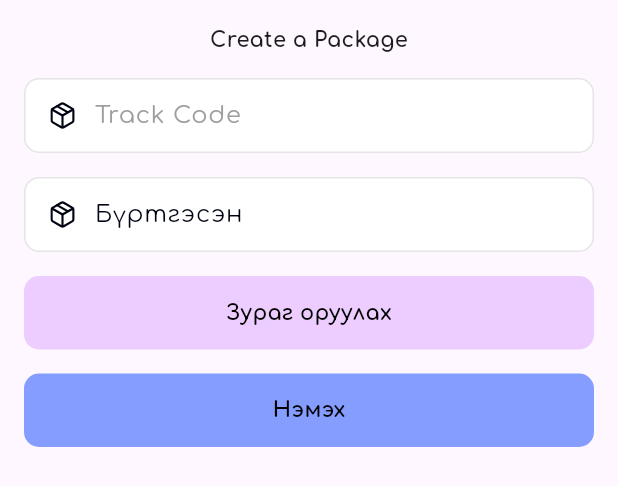
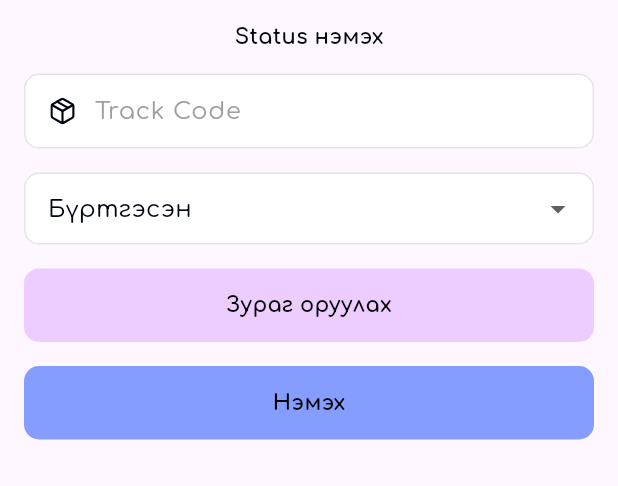
Before and after one commit to Margadbt/csm, a Flutter app: the AddStatusBottomSheet widget shown alone on an empty page, opened directly with empty values, on a phone screen of 412 x 824 dp. Shown: the top 486 px of the screen. Run offline on Flutter 3.47's test engine with Material 3 defaults, Android fonts, the light colour scheme and no system bars; our stand-ins replace auto_route, cloud_firestore, cloud_functions, firebase_auth, firebase_core, firebase_messaging and 7 more; accounts and stored records are empty.

Commit message:
changed status bottom sheet

```diff
--- a/lib/src/features/help/views/tutorial_page.dart
+++ b/lib/src/features/help/views/tutorial_page.dart
@@ -66,7 +66,7 @@ class _TutorialPageState extends State<TutorialPage> {
         {
           'title': 'Админ эрхээр',
           'description': [
-            "Ачааны статус шинэчлэх (жишээ нь: 'Хүргэлтэд гарсан', 'Хүргэгдсэн').",
+            "Ачааны статус шинэчлэх (жишээ нь: 'Хүргэлтэд гарсан', 'Хүлээж авсан').",
             "Ачааны төлөвийг шинэчлэх үед зургийг даран оруулах.",
           ],
           'color': 'orange',
--- a/lib/src/widgets/add_status_bottom_sheet.dart
+++ b/lib/src/widgets/add_status_bottom_sheet.dart
@@ -5,7 +5,9 @@ import 'package:csm/models/status_model.dart';
 import 'package:csm/src/features/packages/cubit/package_cubit.dart';
 import 'package:csm/src/widgets/button.dart';
 import 'package:csm/src/widgets/input_with_prefix_icon.dart';
+import 'package:csm/src/widgets/text.dart';
 import 'package:csm/theme/colors.dart';
+import 'package:csm/utils/math_utils.dart';
 import 'package:firebase_storage/firebase_storage.dart';
 import 'package:flutter/material.dart';
 import 'package:flutter_bloc/flutter_bloc.dart';
@@ -34,19 +36,45 @@ class _AddStatusBottomSheetState extends State<AddStatusBottomSheet> {
   File? _imageFile;
   bool _isUploading = false;
 
+  final List<String> _statusLabels = [
+    'Бүртгэсэн',
+    'Агуулахад ирсэн',
+    'Хүргэлтэд гарсан',
+    'Хүлээж авсан',
+  ];
+
+  late int _currentStatus;
+  late int _selectedStatus;
+  List<int> _availableStatusOptions = [];
+
   @override
   void initState() {
     super.initState();
     _trackCodeController.text = widget.trackCode;
 
-    bool registered = widget.statuses.any((s) => s.status == 0);
-    bool inWareHouse = widget.statuses.any((s) => s.status == 1);
-    bool isDelivered = widget.statuses.any((s) => s.status == 2);
+    // bool registered = widget.statuses.any((s) => s.status == 0);
+    // bool inWareHouse = widget.statuses.any((s) => s.status == 1);
+    // bool isDelivered = widget.statuses.any((s) => s.status == 2);
 
-    _statusController.text = 'Бүртгэсэн';
-    if (registered) _statusController.text = 'Агуулахад ирсэн';
-    if (inWareHouse) _statusController.text = 'Хүргэлтэд гарсан';
-    if (isDelivered) _statusController.text = 'Хүргэгдсэн';
+    // _statusController.text = 'Бүртгэсэн';
+    // if (registered) _statusController.text = 'Агуулахад ирсэн';
+    // if (inWareHouse) _statusController.text = 'Хүргэлтэд гарсан';
+    // if (isDelivered) _statusController.text = 'Хүргэгдсэн';
+
+    super.initState();
+    _currentStatus = widget.statuses.fold(-1, (prev, s) => s.status > prev ? s.status : prev);
+
+    if (_currentStatus < 3 && _currentStatus != -1) {
+      _availableStatusOptions = [_currentStatus + 1, 3];
+      _selectedStatus = _availableStatusOptions.first;
+    } else if (_currentStatus == -1) {
+      _availableStatusOptions = [0, 3];
+      _selectedStatus = 0;
+      _currentStatus = _availableStatusOptions.first;
+    } else {
+      _availableStatusOptions = [];
+      _selectedStatus = 0;
+    }
   }
 
   Future<void> _pickImage() async {
@@ -73,14 +101,14 @@ class _AddStatusBottomSheetState extends State<AddStatusBottomSheet> {
   }
 
   int _getStatusCode() {
-    switch (_statusController.text) {
+    switch (_selectedStatus) {
       case 'Бүртгэсэн':
         return 0;
       case 'Агуулахад ирсэн':
         return 1;
       case 'Хүргэлтэд гарсан':
         return 2;
-      case 'Хүргэгдсэн':
+      case 'Хүлээж авсан':
         return 3;
       default:
         return 404;
@@ -88,7 +116,8 @@ class _AddStatusBottomSheetState extends State<AddStatusBottomSheet> {
   }
 
   void _onSubmit() async {
-    final statusCode = _getStatusCode();
+    // final statusCode = _getStatusCode();
+    final statusCode = _selectedStatus;
     if (statusCode == 404) return;
 
     String imgUrl = '';
@@ -123,7 +152,7 @@ class _AddStatusBottomSheetState extends State<AddStatusBottomSheet> {
           child: Column(
             mainAxisSize: MainAxisSize.min,
             children: [
-              Text('Create a Package', style: const TextStyle(fontWeight: FontWeight.bold)),
+              text(value: 'Status нэмэх', fontWeight: FontWeight.bold),
               const SizedBox(height: 16),
               InputWithPrefixIcon(
                 hasBorder: true,
@@ -133,14 +162,51 @@ class _AddStatusBottomSheetState extends State<AddStatusBottomSheet> {
                 onTap: () {},
               ),
               const SizedBox(height: 16),
-              InputWithPrefixIcon(
-                hasBorder: true,
-                controller: _statusController,
-                enabled: false,
-                placeholder: "Status",
-                prefixIconPath: Assets.images.package.path,
-                onTap: () {},
-              ),
+              // InputWithPrefixIcon(
+              //   hasBorder: true,
+              //   controller: _statusController,
+              //   enabled: false,
+              //   placeholder: "Status",
+              //   prefixIconPath: Assets.images.package.path,
+              //   onTap: () {},
+              // ),
+              if (_availableStatusOptions.isNotEmpty)
+                DropdownButtonFormField<int>(
+                  dropdownColor: ColorTheme.secondaryBg,
+                  value: _availableStatusOptions.contains(_selectedStatus) ? _selectedStatus : null,
+                  items: _availableStatusOptions.map((status) {
+                    return DropdownMenuItem<int>(
+                      value: status,
+                      child: text(value: _statusLabels[status], fontSize: 16),
+                    );
+                  }).toList(),
+                  onChanged: (value) {
+                    if (value != null) {
+                      setState(() {
+                        _selectedStatus = value;
+                      });
+                    }
+                  },
+                  decoration: InputDecoration(
+                    fillColor: ColorTheme.secondaryBg,
+                    filled: true,
+                    enabledBorder: OutlineInputBorder(
+                      borderRadius: defaultBorderRadius,
+                      borderSide: BorderSide(color: ColorTheme.cardStroke, width: 1),
+                    ),
+                    focusedBorder: OutlineInputBorder(
+                      borderRadius: defaultBorderRadius,
+                      borderSide: BorderSide(color: ColorTheme.cardStroke, width: 1),
+                    ),
+                    contentPadding: EdgeInsets.symmetric(horizontal: 12, vertical: 8),
+                  ),
+                )
+              else
+                Text(
+                  "Төлөв бүрэн гүйцэд. Шинэ төлөв сонгох боломжгүй.",
+                  style: TextStyle(color: Colors.grey[600]),
+                ),
+
               const SizedBox(height: 16),
               if (_imageFile == null)
                 MyButton(
--- a/lib/src/widgets/status_chips.dart
+++ b/lib/src/widgets/status_chips.dart
@@ -52,7 +52,7 @@ class StatusChips extends StatelessWidget {
             _buildStatusChip(
                 context: context,
                 icon: Assets.images.completed.path,
-                label: "Хүргэгдсэн",
+                label: "Авсан",
                 color: ColorTheme.green,
                 onTap: () {
                   context.read<HomeCubit>().changePackageScreenIndex(3);
```
